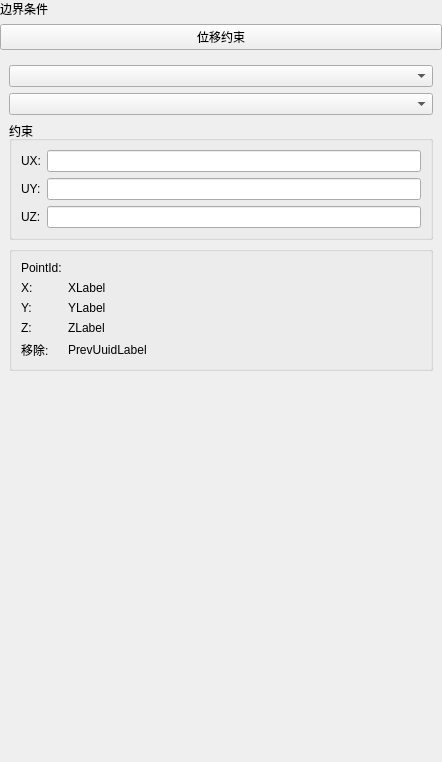
First picture: the form in plugins/Base_PhysicalField/DisplacementConstraintWidget.ui, repository asd977/base_cae, before the edit.
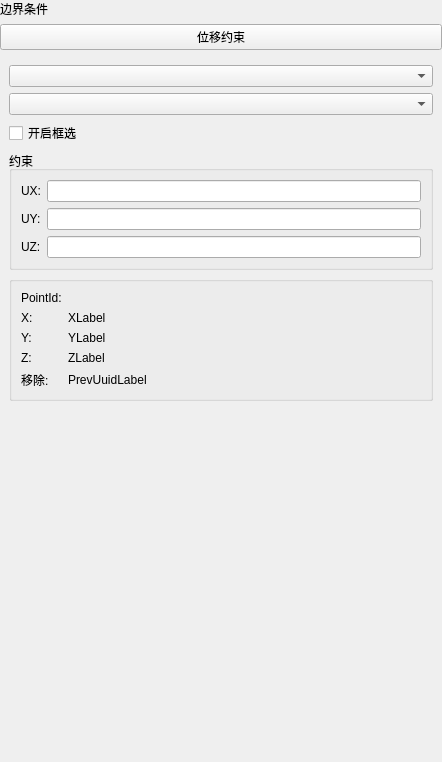
Second picture: the form after the edit. Custom widgets are drawn as their Qt base class.

Commit message: feat: add optional hardware box selection for displacement constraint

What changed in the file:
```diff
--- a/plugins/Base_PhysicalField/DisplacementConstraintWidget.ui
+++ b/plugins/Base_PhysicalField/DisplacementConstraintWidget.ui
@@ -76,6 +76,13 @@
       <item>
        <widget class="CustomComboBox" name="comboBoxGroup" />
       </item>
+      <item>
+       <widget class="QCheckBox" name="checkBoxBoxSelect">
+        <property name="text">
+         <string>开启框选</string>
+        </property>
+       </widget>
+      </item>
       <item>
        <widget class="QGroupBox" name="groupBox">
         <property name="title">
```
The commit also changes 3 other files.
